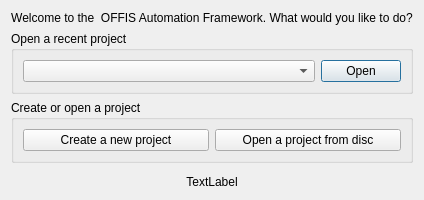
Above: modules/frontend/projects/AmirFrontend/src/StartScreen.ui from OFFIS-Automation/Framework before the change. Below: the same form after it.
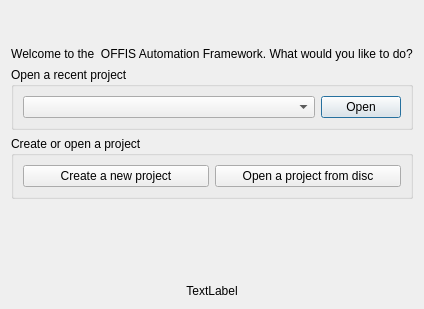
That is the form after the change. Icons and pictures are not drawn.

Diff of the .ui file:
```diff
--- a/modules/frontend/projects/AmirFrontend/src/StartScreen.ui
+++ b/modules/frontend/projects/AmirFrontend/src/StartScreen.ui
@@ -6,8 +6,8 @@
    <rect>
     <x>0</x>
     <y>0</y>
-    <width>418</width>
-    <height>200</height>
+    <width>412</width>
+    <height>309</height>
    </rect>
   </property>
   <property name="sizePolicy">
@@ -24,6 +24,71 @@
     <normaloff>:/img/icon.ico</normaloff>:/img/icon.ico</iconset>
   </property>
   <layout class="QVBoxLayout" name="verticalLayout_2">
+   <item>
+    <layout class="QHBoxLayout" name="horizontalLayout_3">
+     <item>
+      <spacer name="horizontalSpacer">
+       <property name="orientation">
+        <enum>Qt::Horizontal</enum>
+       </property>
+       <property name="sizeHint" stdset="0">
+        <size>
+         <width>40</width>
+         <height>20</height>
+        </size>
+       </property>
+      </spacer>
+     </item>
+     <item>
+      <widget class="QLabel" name="label_2">
+       <property name="maximumSize">
+        <size>
+         <width>120</width>
+         <height>70</height>
+        </size>
+       </property>
+       <property name="text">
+        <string/>
+       </property>
+       <property name="pixmap">
+        <pixmap resource="../images/images.qrc">:/img/offis.png</pixmap>
+       </property>
+       <property name="scaledContents">
+        <bool>true</bool>
+       </property>
+      </widget>
+     </item>
+     <item>
+      <spacer name="horizontalSpacer_2">
+       <property name="orientation">
+        <enum>Qt::Horizontal</enum>
+       </property>
+       <property name="sizeHint" stdset="0">
+        <size>
+         <width>40</width>
+         <height>20</height>
+        </size>
+       </property>
+      </spacer>
+     </item>
+    </layout>
+   </item>
+   <item>
+    <spacer name="verticalSpacer_2">
+     <property name="orientation">
+      <enum>Qt::Vertical</enum>
+     </property>
+     <property name="sizeType">
+      <enum>QSizePolicy::Fixed</enum>
+     </property>
+     <property name="sizeHint" stdset="0">
+      <size>
+       <width>20</width>
+       <height>10</height>
+      </size>
+     </property>
+    </spacer>
+   </item>
    <item>
     <widget class="QLabel" name="label">
      <property name="text">
```
